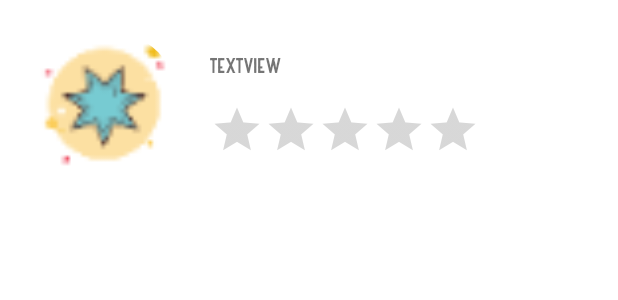
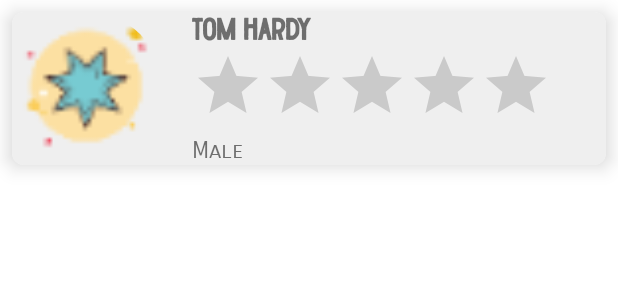
Before and after one commit to chraibibadr/StarRating, an Android app: the layout star_item.xml on its own in the app's theme, with its tools: preview values and no code run, on a phone screen of 412 x 824 dp. Shown: the top 300 px of the screen. Run offline under Robolectric (Android 15) with nearby library versions, the phone set to English and light mode, and no system bars.

Commit message:
CardView Update

```diff
--- a/app/build.gradle
+++ b/app/build.gradle
@@ -28,6 +28,7 @@ android {
 }
 
 dependencies {
+    implementation "com.daimajia.swipelayout:library:1.2.0@aar"
     implementation 'de.hdodenhof:circleimageview:3.1.0'
     implementation 'com.github.bumptech.glide:glide:4.13.0'
     annotationProcessor 'com.github.bumptech.glide:compiler:4.13.0'
--- a/app/src/main/java/ma/emsi/recycleview/adapter/StarAdapter.java
+++ b/app/src/main/java/ma/emsi/recycleview/adapter/StarAdapter.java
@@ -17,6 +17,7 @@ import android.widget.RelativeLayout;
 import android.widget.TextView;
 
 import androidx.annotation.NonNull;
+import androidx.cardview.widget.CardView;
 import androidx.recyclerview.widget.RecyclerView;
 
 import com.bumptech.glide.Glide;
@@ -96,6 +97,7 @@ public class StarAdapter extends RecyclerView.Adapter<StarAdapter.StarViewHolder
                 .apply(new RequestOptions().override(100, 100))
                 .into(starViewHolder.img);
         starViewHolder.name.setText(starsFilter.get(i).getName().toUpperCase());
+        starViewHolder.sexe.setText(starsFilter.get(i).getSexe().toUpperCase());
         starViewHolder.stars.setRating(starsFilter.get(i).getStar());
         starViewHolder.idss.setText(starsFilter.get(i).getId() + "");
     }
@@ -114,14 +116,16 @@ public class StarAdapter extends RecyclerView.Adapter<StarAdapter.StarViewHolder
         TextView idss;
         ImageView img;
         TextView name;
+        TextView sexe;
         RatingBar stars;
-        RelativeLayout parent;
+        CardView parent;
 
         public StarViewHolder(@NonNull View itemView) {
             super(itemView);
             idss = itemView.findViewById(R.id.ids);
             img = itemView.findViewById(R.id.img);
             name = itemView.findViewById(R.id.name);
+            sexe = itemView.findViewById(R.id.sexe);
             stars = itemView.findViewById(R.id.stars);
             parent = itemView.findViewById(R.id.parent);
         }
--- a/app/src/main/res/layout/star_item.xml
+++ b/app/src/main/res/layout/star_item.xml
@@ -1,46 +1,66 @@
 <?xml version="1.0" encoding="utf-8"?>
-<RelativeLayout xmlns:android="http://schemas.android.com/apk/res/android"
-    xmlns:app="http://schemas.android.com/apk/res-auto"
-    android:padding="20dp"
+<androidx.cardview.widget.CardView xmlns:android="http://schemas.android.com/apk/res/android"
+    xmlns:cardView="http://schemas.android.com/apk/res-auto"
+    xmlns:tools="http://schemas.android.com/tools"
     android:id="@+id/parent"
     android:layout_width="match_parent"
-    android:layout_height="wrap_content">
+    android:layout_height="wrap_content"
+    android:layout_margin="8dp"
+    cardView:cardCornerRadius="8dp"
+    cardView:cardElevation="8dp">
+
+    <LinearLayout
+        android:background="#EFEFEF"
+        android:layout_width="match_parent"
+        android:layout_height="match_parent"
+        android:orientation="horizontal">
+
         <de.hdodenhof.circleimageview.CircleImageView
             android:id="@+id/img"
             android:layout_width="100dp"
             android:layout_height="100dp"
-        android:layout_alignParentStart="true"
-        android:layout_alignParentTop="true"
             android:src="@mipmap/star" />
+
+        <LinearLayout
+            android:layout_width="wrap_content"
+            android:layout_height="wrap_content"
+            android:layout_marginLeft="20dp"
+            android:orientation="vertical">
+
             <TextView
                 android:id="@+id/name"
-        android:layout_width="179dp"
-        android:layout_height="48dp"
-        android:layout_alignStart="@+id/stars"
-        android:layout_alignTop="@+id/img"
-        android:paddingTop="15dp"
+                android:layout_width="wrap_content"
+                android:layout_height="wrap_content"
                 android:fontFamily="@font/font_item"
-        android:text="TextView" />
+                android:text="Tom Hardy"
+                android:textSize="20dp"
+                android:textStyle="bold" />
+
             <RatingBar
                 android:id="@+id/stars"
-        style="@android:style/Widget.Material.RatingBar.Indicator"
                 android:layout_width="wrap_content"
                 android:layout_height="wrap_content"
-        android:layout_alignBottom="@+id/img"
-        android:paddingBottom="15dp"
-        android:layout_marginStart="20dp"
-        android:layout_toEndOf="@+id/img"
-        android:accessibilityHeading="false"
                 android:clickable="false"
                 android:isIndicator="true"
                 android:numStars="5"
                 android:stepSize="0.1" />
+
+            <TextView
+                android:id="@+id/sexe"
+                android:layout_width="wrap_content"
+                android:layout_height="wrap_content"
+                android:fontFamily="sans-serif-smallcaps"
+                android:text="Male"
+                android:textSize="15dp" />
+
             <TextView
                 android:id="@+id/ids"
                 android:layout_width="wrap_content"
                 android:layout_height="wrap_content"
-        android:layout_alignParentEnd="true"
-        android:layout_alignTop="@+id/img"
                 android:text="TextView"
                 android:visibility="gone" />
-</RelativeLayout>
+        </LinearLayout>
+
+
+    </LinearLayout>
+</androidx.cardview.widget.CardView>
```
Also changed, not shown: app/src/main/java/ma/emsi/recycleview/ListActivity.java (+6 -6 lines), app/src/main/java/ma/emsi/recycleview/beans/Star.java (+11 -1 lines). Lines whose indentation alone changed are shown as unchanged.
